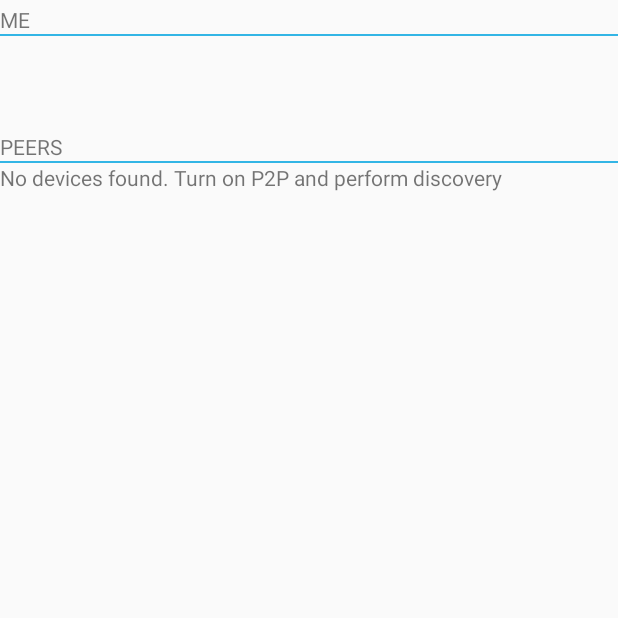
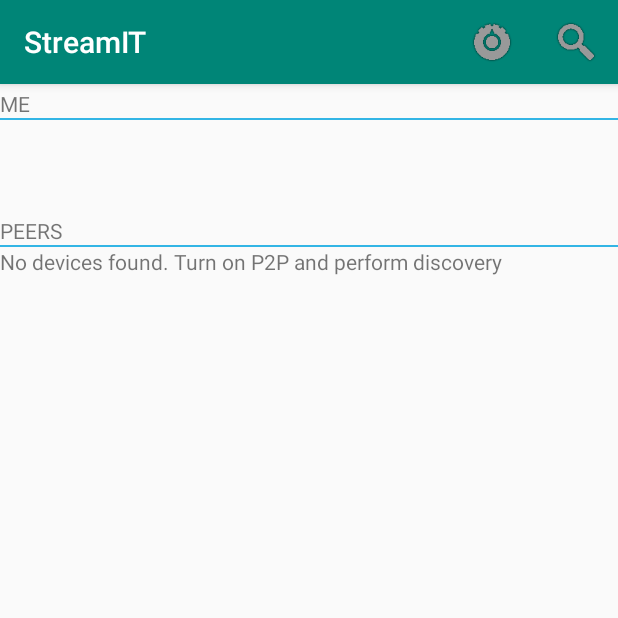
Before and after one commit to devanshslnk/StreamIt, an Android app: the screen it shows after launch (MainActivity), on a phone screen of 412 x 824 dp, the top half of it. Run offline under Robolectric (Android 15) with nearby library versions, the phone set to English and light mode, and no system bars.

```diff
--- a/app/src/main/java/com/example/streamit/MainActivity.java
+++ b/app/src/main/java/com/example/streamit/MainActivity.java
@@ -12,6 +12,7 @@ import android.net.wifi.p2p.WifiP2pManager.Channel;
 import android.net.wifi.p2p.WifiP2pManager.ChannelListener;
 import android.os.Bundle;
 import android.provider.Settings;
+import android.support.v7.app.AppCompatActivity;
 import android.util.Log;
 import android.view.Menu;
 import android.view.MenuInflater;
@@ -28,7 +29,7 @@ import com.example.streamit.DeviceListFragment.DeviceActionListener;
  * The application should also register a BroadcastReceiver for notification of
  * WiFi state related events.
  */
-public class MainActivity extends Activity implements ChannelListener, DeviceActionListener {
+public class MainActivity extends AppCompatActivity implements ChannelListener, DeviceActionListener {
 
     public static final String TAG = "StreamIt";
     private WifiP2pManager manager;
--- a/app/src/main/res/drawable/details_view.xml
+++ b/app/src/main/res/drawable/details_view.xml
@@ -2,7 +2,6 @@
 <shape
     xmlns:android="http://schemas.android.com/apk/res/android"
     android:shape="rectangle">
-0
     <solid android:color="@color/layout_border_color"/>
     <stroke
         android:width="4dp"
--- a/app/src/main/res/layout/device_detail.xml
+++ b/app/src/main/res/layout/device_detail.xml
@@ -64,13 +64,13 @@
         android:layout_gravity="bottom"
         android:layout_height="37dp"
         android:layout_marginBottom="3dp"
-        android:background="@android:color/background_dark">
+        android:background="@android:color/white">
         <TextView
             android:layout_width="wrap_content"
             android:layout_height="match_parent"
             android:layout_gravity="center"
             android:layout_margin="5dp"
-            android:textColor="@android:color/white"
+            android:textColor="@android:color/background_dark"
             android:id="@+id/status_text">
         </TextView>
     </LinearLayout>
--- a/app/src/main/res/menu/action_items.xml
+++ b/app/src/main/res/menu/action_items.xml
@@ -4,12 +4,12 @@
     <item
         android:id="@+id/atn_direct_enable"
         android:icon="@drawable/ic_action_on_off"
-        android:title="P2p On/OFF"
+        android:title="@string/enable_p2p_button"
         app:showAsAction="ifRoom|withText" />
 
     <item
         android:id="@+id/atn_direct_discover"
         android:icon="@drawable/ic_action_discover"
-        android:title="Discover"
+        android:title="@string/discover_peers_button"
         app:showAsAction="ifRoom|withText" />
 </menu>
```
Also changed, not shown: app/src/main/AndroidManifest.xml (+8 -1 lines).
